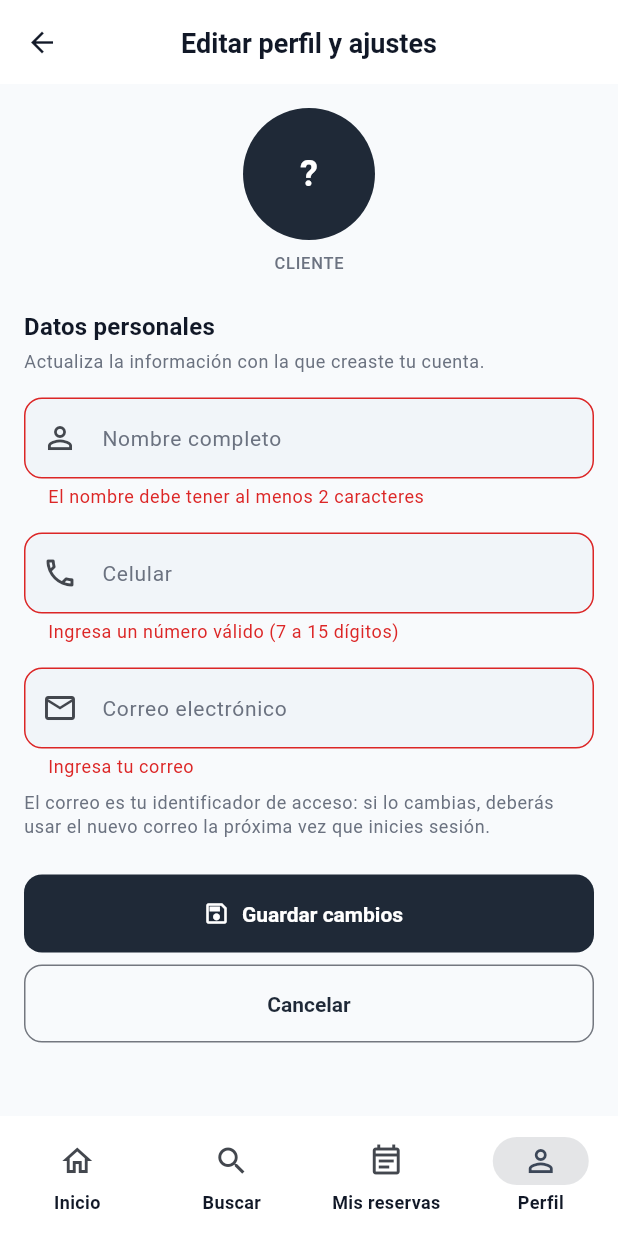
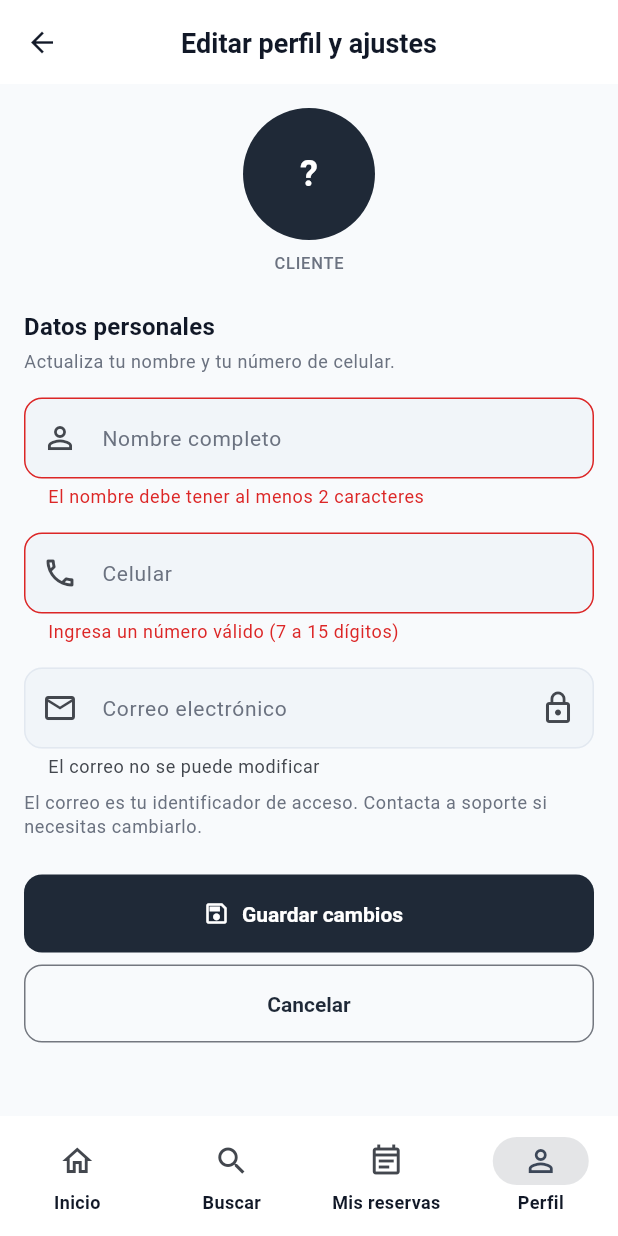
Before and after one commit to Gmerino-gif/booking-barberias, a Flutter app: the EditProfileScreen screen opened by its route, after a tap on "Guardar cambios", on a phone screen of 412 x 824 dp. Run offline on Flutter 3.47's test engine with Material 3 defaults, Android fonts, the phone set to English and light mode, and no system bars; our stand-ins replace flutter_map, flutter_secure_storage, geolocator, go_router, latlong2; accounts and stored records are empty; statements that could not run were skipped.

Commit message:
Back button and read only email implemented

```diff
--- a/lib/features/auth/providers/auth_provider.dart
+++ b/lib/features/auth/providers/auth_provider.dart
@@ -280,10 +280,12 @@ class AuthProvider extends ChangeNotifier {
   ///
   /// Solo se modifican los campos enviados, de modo que la pantalla de edición
   /// puede guardar cambios parciales sin perder el resto del perfil.
-  void updateProfile({String? name, String? phone, String? email}) {
+  ///
+  /// El correo electrónico no es modificable: es el identificador de acceso de
+  /// la cuenta y solo el servidor puede devolverlo (vía [applyUserPayload]).
+  void updateProfile({String? name, String? phone}) {
     if (name != null) _userName = name;
     if (phone != null) _userPhone = phone;
-    if (email != null) _userEmail = email;
     unawaited(_saveSession());
     notifyListeners();
   }
--- a/lib/features/client/presentation/edit_profile_screen.dart
+++ b/lib/features/client/presentation/edit_profile_screen.dart
@@ -13,9 +13,13 @@ import '../../auth/providers/auth_provider.dart';
 
 /// Pantalla completa para editar los datos personales del usuario.
 ///
-/// Permite actualizar nombre, teléfono y correo (los mismos datos que se
-/// piden en el registro) contra `PATCH /auth/me`, y refleja la respuesta del
-/// servidor en [AuthProvider] para que el resto de la app vea los cambios.
+/// Permite actualizar el nombre y el teléfono contra `PATCH /auth/me` y
+/// refleja la respuesta del servidor en [AuthProvider] para que el resto de la
+/// app vea los cambios.
+///
+/// El correo electrónico se muestra como dato de solo lectura: es el
+/// identificador de acceso de la cuenta y el backend rechaza cualquier intento
+/// de modificarlo.
 class EditProfileScreen extends StatefulWidget {
   const EditProfileScreen({super.key});
 
@@ -56,15 +60,6 @@ class _EditProfileScreenState extends State<EditProfileScreen> {
     return null;
   }
 
-  String? _validateEmail(String? value) {
-    final email = value?.trim() ?? '';
-    if (email.isEmpty) return 'Ingresa tu correo';
-    if (!RegExp(r'^[^\s@]+@[^\s@]+\.[^\s@]+$').hasMatch(email)) {
-      return 'Correo inválido';
-    }
-    return null;
-  }
-
   String? _validatePhone(String? value) {
     final phone = value?.trim() ?? '';
     final digits = phone.replaceAll(RegExp(r'\D'), '');
@@ -90,12 +85,12 @@ class _EditProfileScreenState extends State<EditProfileScreen> {
 
     final name = _nameCtrl.text.trim();
     final phone = _phoneCtrl.text.trim();
-    final email = _emailCtrl.text.trim().toLowerCase();
 
+    // El correo es el identificador de acceso y no se envía nunca al servidor:
+    // solo se pueden modificar el nombre y el celular.
     final patch = <String, dynamic>{};
     if (name != (auth.userName ?? '')) patch['name'] = name;
     if (phone != (auth.userPhone ?? '')) patch['phone'] = phone;
-    if (email != (auth.userEmail ?? '').toLowerCase()) patch['email'] = email;
 
     if (patch.isEmpty) {
       ScaffoldMessenger.of(context).showSnackBar(
@@ -125,7 +120,7 @@ class _EditProfileScreenState extends State<EditProfileScreen> {
         if (user is Map<String, dynamic>) {
           auth.applyUserPayload(user);
         } else {
-          auth.updateProfile(name: name, phone: phone, email: email);
+          auth.updateProfile(name: name, phone: phone);
         }
         ScaffoldMessenger.of(context).showSnackBar(
           const SnackBar(content: Text('Perfil actualizado correctamente')),
@@ -229,7 +224,7 @@ class _EditProfileScreenState extends State<EditProfileScreen> {
               ),
               const SizedBox(height: AppSpacing.xs),
               Text(
-                'Actualiza la información con la que creaste tu cuenta.',
+                'Actualiza tu nombre y tu número de celular.',
                 style: theme.textTheme.bodySmall,
               ),
               const SizedBox(height: AppSpacing.md),
@@ -247,30 +242,33 @@ class _EditProfileScreenState extends State<EditProfileScreen> {
               TextFormField(
                 controller: _phoneCtrl,
                 keyboardType: TextInputType.phone,
-                textInputAction: TextInputAction.next,
+                textInputAction: TextInputAction.done,
                 decoration: const InputDecoration(
                   labelText: 'Celular',
                   prefixIcon: Icon(Icons.phone_outlined),
                 ),
                 validator: _validatePhone,
+                onFieldSubmitted: (_) {
+                  if (!_isSaving) _save();
+                },
               ),
               const SizedBox(height: AppSpacing.md),
               TextFormField(
                 controller: _emailCtrl,
+                readOnly: true,
                 keyboardType: TextInputType.emailAddress,
                 autocorrect: false,
-                textInputAction: TextInputAction.done,
                 decoration: const InputDecoration(
                   labelText: 'Correo electrónico',
                   prefixIcon: Icon(Icons.email_outlined),
+                  suffixIcon: Icon(Icons.lock_outline),
+                  helperText: 'El correo no se puede modificar',
                 ),
-                validator: _validateEmail,
-                onFieldSubmitted: (_) => _isSaving ? null : _save(),
               ),
               const SizedBox(height: AppSpacing.sm),
               Text(
-                'El correo es tu identificador de acceso: si lo cambias, deberás '
-                'usar el nuevo correo la próxima vez que inicies sesión.',
+                'El correo es tu identificador de acceso. Contacta a soporte si '
+                'necesitas cambiarlo.',
                 style: theme.textTheme.bodySmall,
               ),
               if (_serverError != null) ...[
--- a/lib/features/client/shell/client_shell.dart
+++ b/lib/features/client/shell/client_shell.dart
@@ -3,10 +3,18 @@ import 'package:go_router/go_router.dart';
 
 import '../../auth/presentation/logout_action.dart';
 
-class ClientShell extends StatelessWidget {
+class ClientShell extends StatefulWidget {
   final Widget child;
 
   const ClientShell({super.key, required this.child});
+
+  @override
+  State<ClientShell> createState() => _ClientShellState();
+}
+
+class _ClientShellState extends State<ClientShell> {
+  /// Destino por defecto cuando no hay un "volver" claro.
+  static const _homeLocation = '/client';
 
   static const _tabs = [
     ('/client', Icons.home_outlined, 'Inicio'),
@@ -14,6 +22,19 @@ class ClientShell extends StatelessWidget {
     ('/client/my-bookings', Icons.event_note_outlined, 'Mis reservas'),
     ('/client/profile', Icons.person_outline, 'Perfil'),
   ];
+
+  /// Pestañas que además muestran el botón de "volver" en el AppBar.
+  static const _tabsWithBack = {'/client/my-bookings'};
+
+  /// Pantallas de un flujo puntual a las que no tiene sentido regresar
+  /// (p. ej. el formulario de reserva de una cita que ya se creó).
+  static const _transientPrefixes = ['/client/reservas'];
+
+  /// Como la navegación usa `context.go` (sin pila de `Navigator`), el shell
+  /// recuerda la ubicación anterior para que las pestañas puedan ofrecer un
+  /// "volver" real sin apilar rutas.
+  Uri? _currentLocation;
+  Uri? _previousLocation;
 
   int _indexFromLocation(String location) {
     if (location.startsWith('/client/my-bookings')) return 2;
@@ -32,17 +53,58 @@ class ClientShell extends StatelessWidget {
   /// Las pantallas raíz (pestañas) usan el AppBar del shell; las sub-vistas
   /// (`/client/establishment/:id`, `/client/reservas`, ...) traen su propia
   /// cabecera con su botón de volver, así evitamos barras duplicadas.
-  bool _isTabRoot(String location) =>
-      _tabs.any((tab) => location == tab.$1);
+  bool _isTabRoot(String location) => _tabs.any((tab) => location == tab.$1);
+
+  /// Registra la ubicación actual para poder volver a la anterior.
+  void _rememberLocation(Uri location) {
+    if (_currentLocation == location) return;
+    _previousLocation = _currentLocation;
+    _currentLocation = location;
+  }
+
+  /// A dónde debe llevar el botón de "volver" desde [location].
+  String _backTarget(String location) {
+    final previous = _previousLocation;
+    if (previous == null) return _homeLocation;
+
+    final previousPath = previous.path;
+    if (previousPath == location) return _homeLocation;
+    if (!previousPath.startsWith('/client')) return _homeLocation;
+    if (_transientPrefixes.any(previousPath.startsWith)) return _homeLocation;
+
+    // Se conservan los query params (`?name=...`) de la pantalla anterior.
+    return previous.toString();
+  }
+
+  void _goBack(String location) {
+    // Si algo quedó apilado en el Navigator, primero se cierra esa ruta.
+    if (context.canPop()) {
+      context.pop();
+      return;
+    }
+    context.go(_backTarget(location));
+  }
 
   @override
   Widget build(BuildContext context) {
-    final location = GoRouterState.of(context).uri.path;
-    final index = _indexFromLocation(location);
+    final location = GoRouterState.of(context).uri;
+    _rememberLocation(location);
+
+    final path = location.path;
+    final index = _indexFromLocation(path);
+    final isTabRoot = _isTabRoot(path);
+    final showBack = isTabRoot && _tabsWithBack.contains(path);
 
     return Scaffold(
-      appBar: _isTabRoot(location)
+      appBar: isTabRoot
           ? AppBar(
+              leading: showBack
+                  ? IconButton(
+                      tooltip: 'Volver',
+                      icon: const Icon(Icons.arrow_back),
+                      onPressed: () => _goBack(path),
+                    )
+                  : null,
               title: Text(_tabs[index].$3),
               actions: [
                 IconButton(
@@ -53,7 +115,7 @@ class ClientShell extends StatelessWidget {
               ],
             )
           : null,
-      body: child,
+      body: widget.child,
       bottomNavigationBar: NavigationBar(
         selectedIndex: index,
         onDestinationSelected: (i) => context.go(_tabs[i].$1),
```
Also changed, not shown: 1 other file.
